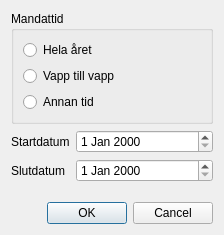
Above: ui/newmembership.ui from Teknologforeningen/svaksvat before the change. Below: the same form after it.
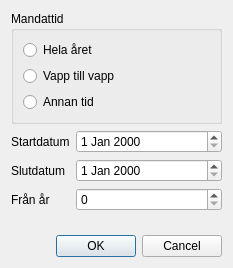
That is the form after the change.

What changed in the file:
```diff
--- a/ui/newmembership.ui
+++ b/ui/newmembership.ui
@@ -6,8 +6,8 @@
    <rect>
     <x>0</x>
     <y>0</y>
-    <width>224</width>
-    <height>235</height>
+    <width>233</width>
+    <height>268</height>
    </rect>
   </property>
   <property name="windowTitle">
@@ -48,6 +48,9 @@
      </item>
      <item>
       <layout class="QFormLayout" name="formLayout">
+       <property name="fieldGrowthPolicy">
+        <enum>QFormLayout::AllNonFixedFieldsGrow</enum>
+       </property>
        <item row="0" column="0">
         <widget class="QLabel" name="startdatumLabel">
          <property name="text">
@@ -68,6 +71,16 @@
        <item row="1" column="1">
         <widget class="QDateEdit" name="endDate_fld"/>
        </item>
+       <item row="2" column="0">
+        <widget class="QLabel" name="frNRLabel">
+         <property name="text">
+          <string>Från år</string>
+         </property>
+        </widget>
+       </item>
+       <item row="2" column="1">
+        <widget class="QSpinBox" name="startYear"/>
+       </item>
       </layout>
      </item>
      <item>
```
Left out of the diff: 14 changed lines with no effect on the pictures.
